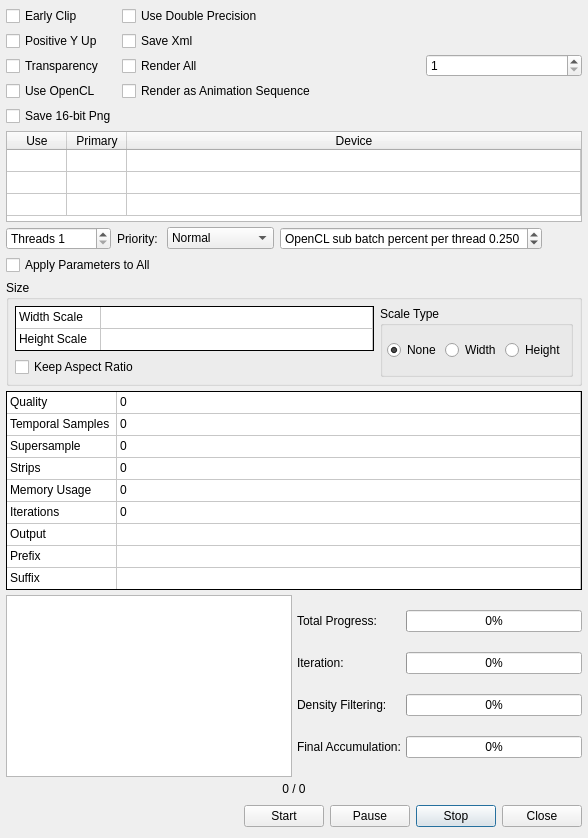
Old version of the form Source/Fractorium/FinalRenderDialog.ui in the repository typpos/fractorium.
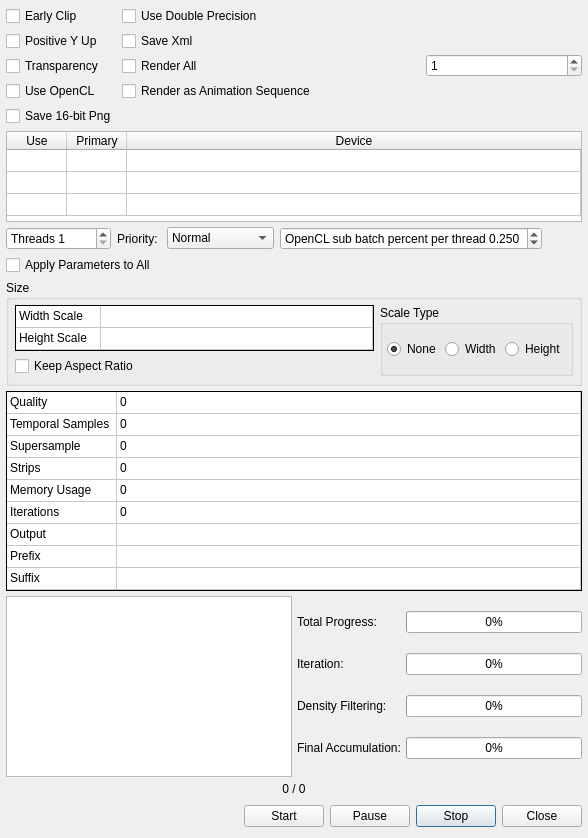
New version of the form.

The edit to the form file:
```diff
--- a/Source/Fractorium/FinalRenderDialog.ui
+++ b/Source/Fractorium/FinalRenderDialog.ui
@@ -539,13 +539,13 @@
             <property name="minimumSize">
              <size>
               <width>0</width>
-              <height>45</height>
+              <height>46</height>
              </size>
             </property>
             <property name="maximumSize">
              <size>
               <width>16777215</width>
-              <height>45</height>
+              <height>46</height>
              </size>
             </property>
             <property name="focusPolicy">
@@ -748,13 +748,13 @@
          <property name="minimumSize">
           <size>
            <width>0</width>
-           <height>199</height>
+           <height>200</height>
           </size>
          </property>
          <property name="maximumSize">
           <size>
            <width>16777215</width>
-           <height>199</height>
+           <height>200</height>
           </size>
          </property>
          <property name="focusPolicy">
```
